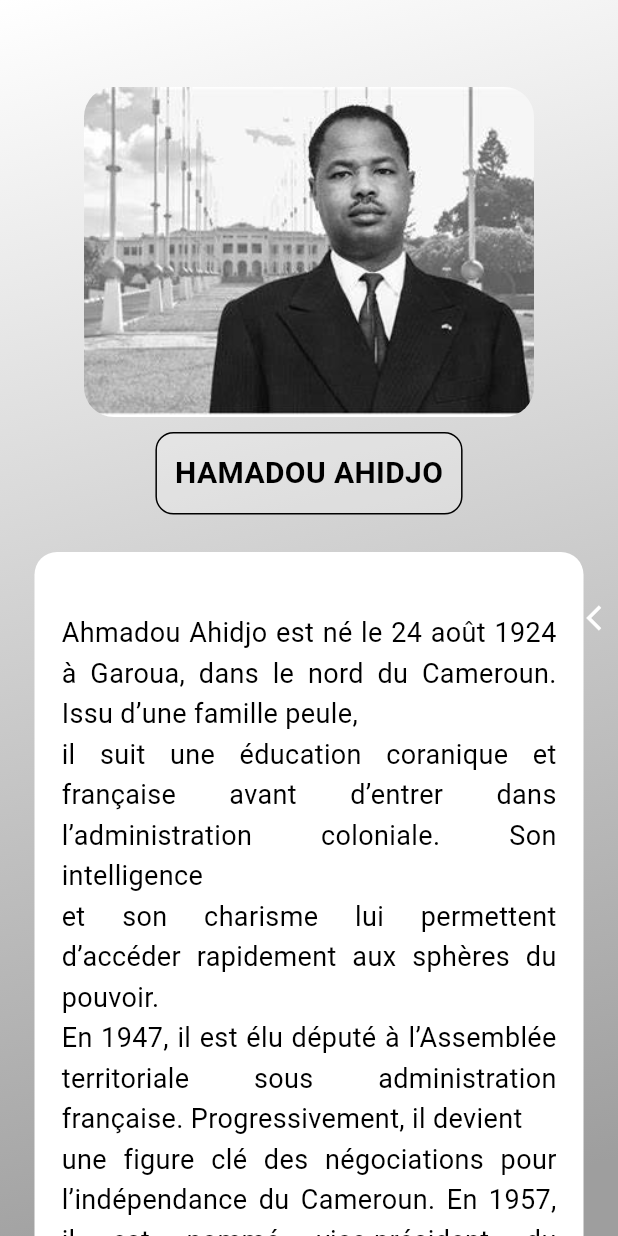
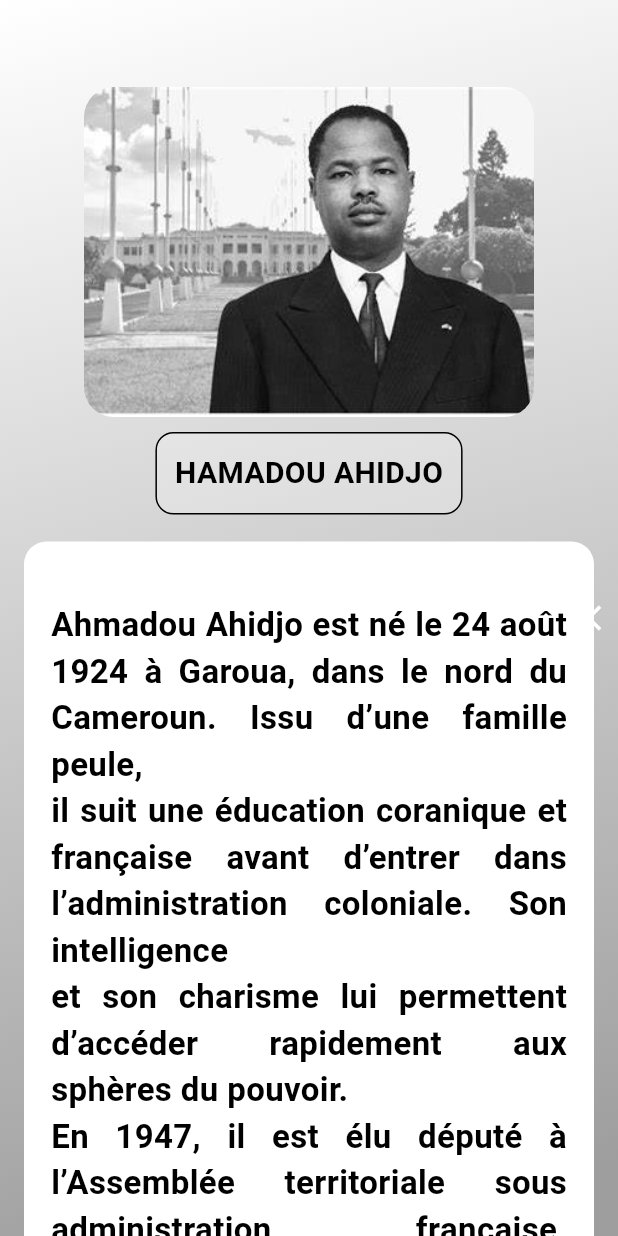
Before and after one commit to Idriss-rayan/familyquiz, a Flutter app: the Doc screen opened directly, swiped to page 3, on a phone screen of 412 x 824 dp. Run offline on Flutter 3.47's test engine with Material 3 defaults, Android fonts, the phone set to English and light mode, and no system bars; drawn by our look-alikes of liquid_swipe; our stand-ins replace flutter_svg, get, google_fonts, websafe_svg.

Commit message:
change font

```diff
--- a/lib/documentation/doc.dart
+++ b/lib/documentation/doc.dart
@@ -1,4 +1,7 @@
+import 'package:familyquiz/screens/welcome/welcome_screen.dart';
 import 'package:flutter/material.dart';
+import 'package:get/get.dart';
+import 'package:google_fonts/google_fonts.dart';
 import 'package:liquid_swipe/liquid_swipe.dart';
 import 'package:familyquiz/documentation/histoire.dart';
 
@@ -128,7 +131,7 @@ class Doc extends StatelessWidget {
             ),
             SizedBox(height: 10),
             Padding(
-              padding: const EdgeInsets.all(15.0),
+              padding: const EdgeInsets.all(8.0),
               child: Container(
                 padding:
                     EdgeInsets.only(top: 40, left: 18, right: 18, bottom: 18),
@@ -138,8 +141,11 @@ class Doc extends StatelessWidget {
                 ),
                 child: Text(
                   text,
-                  style:
-                      TextStyle(fontSize: 18, color: Colors.black, height: 1.5),
+                  style: GoogleFonts.comicNeue(
+                    fontSize: 22,
+                    fontWeight: FontWeight.bold,
+                    color: Colors.black,
+                  ),
                   textAlign: TextAlign.justify,
                 ),
               ),
@@ -163,7 +169,10 @@ class Doc extends StatelessWidget {
 }
 
 Widget _buttonRacourcci() {
-  return Container(
+  return InkWell(
+    splashColor: Colors.blue,
+    onTap: () => Get.to(WelcomeScreen()),
+    child: Container(
       width: double.infinity,
       height: double.infinity,
       decoration: BoxDecoration(
@@ -185,7 +194,7 @@ Widget _buttonRacourcci() {
             border: Border.all(color: Colors.black, width: 2),
           ),
           child: Text(
-          "Jouer au Quiz",
+            "Menu principal",
             style: TextStyle(
               fontSize: 20,
               fontWeight: FontWeight.bold,
@@ -194,5 +203,6 @@ Widget _buttonRacourcci() {
           ),
         ),
       ),
+    ),
   );
 }
--- a/pubspec.yaml
+++ b/pubspec.yaml
@@ -35,6 +35,7 @@ dependencies:
   # Use with the CupertinoIcons class for iOS style icons.
   cupertino_icons: ^1.0.8
   liquid_swipe: ^3.1.0
+  google_fonts: ^4.0.3
 
   websafe_svg: ^3.0.1
 
@@ -43,6 +44,7 @@ dependencies:
 dev_dependencies:
   flutter_test:
     sdk: flutter
+
 
   # The "flutter_lints" package below contains a set of recommended lints to
   # encourage good coding practices. The lint set provided by the package is
```
Also changed, not shown: pubspec.lock, 1 other file. Lines whose indentation alone changed are shown as unchanged.
